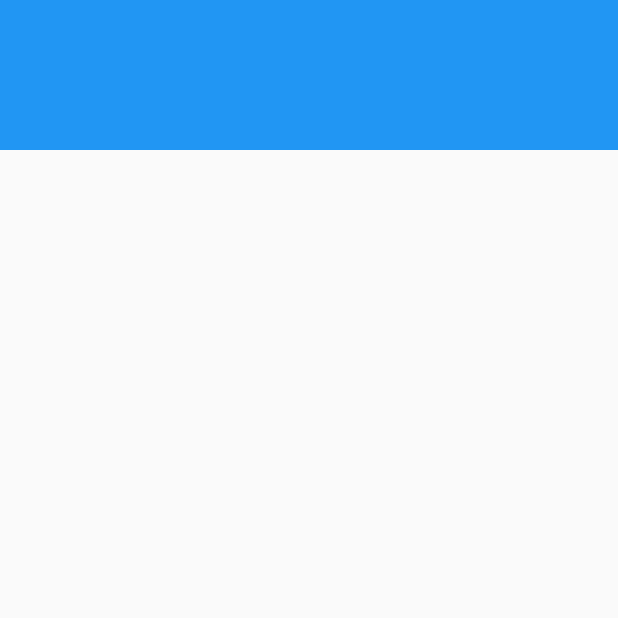
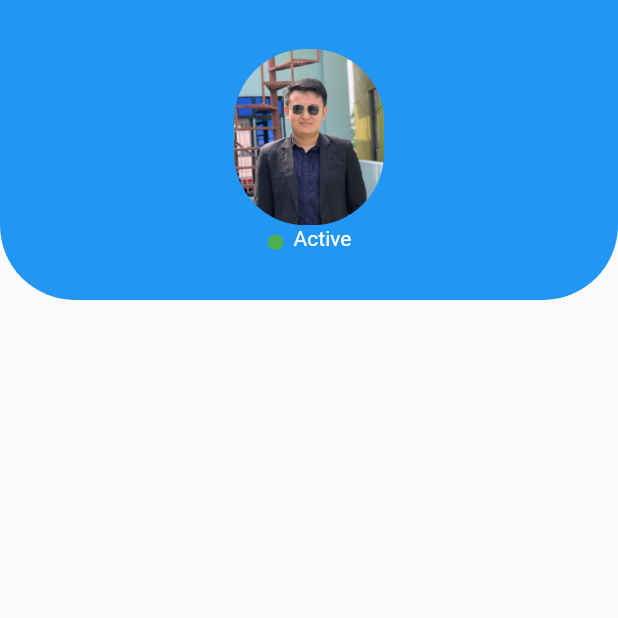
Before and after one commit to Hancie123/edysync, a Flutter app: the StudentProfile screen opened directly, on a phone screen of 412 x 824 dp, the top half of it. Run offline on Flutter 3.47's test engine with Material 2 defaults, Android fonts, the phone set to English and light mode, and no system bars; our stand-ins replace flutter_screenutil, google_nav_bar, line_icons, lottie.

Commit message:
profile design added

```diff
--- a/lib/main.dart
+++ b/lib/main.dart
@@ -1,9 +1,21 @@
 import 'package:edusync/views/login/login.dart';
 import 'package:flutter/material.dart';
+import 'package:flutter_screenutil/flutter_screenutil.dart';
 
 void main() {
-  runApp(MaterialApp(
-    home: LoginView(),
-    debugShowCheckedModeBanner: false,
-  ));
+  runApp(MyApp());
 }
+
+class MyApp extends StatelessWidget {
+  const MyApp({super.key});
+
+  @override
+  Widget build(BuildContext context) {
+    return MaterialApp(
+      title: 'EduSync',
+      theme: ThemeData(primaryColor: Colors.blue),
+      home: LoginView(),
+      debugShowCheckedModeBanner: false,
+    );
+  }
+}
--- a/lib/views/home/student/studentProfile.dart
+++ b/lib/views/home/student/studentProfile.dart
@@ -1,3 +1,4 @@
+import 'package:flutter/cupertino.dart';
 import 'package:flutter/material.dart';
 
 class StudentProfile extends StatelessWidget {
@@ -9,10 +10,42 @@ class StudentProfile extends StatelessWidget {
       body: Column(
         children: [
           Container(
-            decoration: BoxDecoration(color: Colors.blue),
-            height: 100,
-            width: MediaQuery.of(context).size.width,
-          ),
+              decoration: BoxDecoration(
+                  color: Colors.blue,
+                  borderRadius:
+                      BorderRadius.vertical(bottom: Radius.circular(50))),
+              height: 200,
+              width: MediaQuery.of(context).size.width,
+              child: Column(
+                mainAxisAlignment: MainAxisAlignment.center,
+                children: [
+                  Container(
+                      width: 100,
+                      child: ClipRRect(
+                          borderRadius: BorderRadius.circular(48),
+                          child: Image.asset(
+                            'assets/images/IMG_3022.jpg',
+                            fit: BoxFit.fill,
+                          ))),
+                  Row(
+                    mainAxisAlignment: MainAxisAlignment.center,
+                    children: [
+                      Padding(
+                        padding: const EdgeInsets.only(right: 6, top: 5),
+                        child: Icon(
+                          CupertinoIcons.circle_fill,
+                          size: 12,
+                          color: Colors.green,
+                        ),
+                      ),
+                      Text(
+                        "Active",
+                        style: TextStyle(color: Colors.white),
+                      )
+                    ],
+                  )
+                ],
+              )),
         ],
       ),
     );
--- a/pubspec.yaml
+++ b/pubspec.yaml
@@ -34,10 +34,11 @@ dependencies:
 
   # The following adds the Cupertino Icons font to your application.
   # Use with the CupertinoIcons class for iOS style icons.
-  cupertino_icons: ^1.0.2
+  cupertino_icons: ^1.0.6
   lottie: ^2.6.0
   google_nav_bar: ^5.0.6
   line_icons: ^2.0.3
+  flutter_screenutil: ^5.9.0
 
 dev_dependencies:
   flutter_test:
```
Also changed, not shown: assets/images/IMG_3022.jpg (added), assets/images/user.jpg (added), pubspec.lock.
